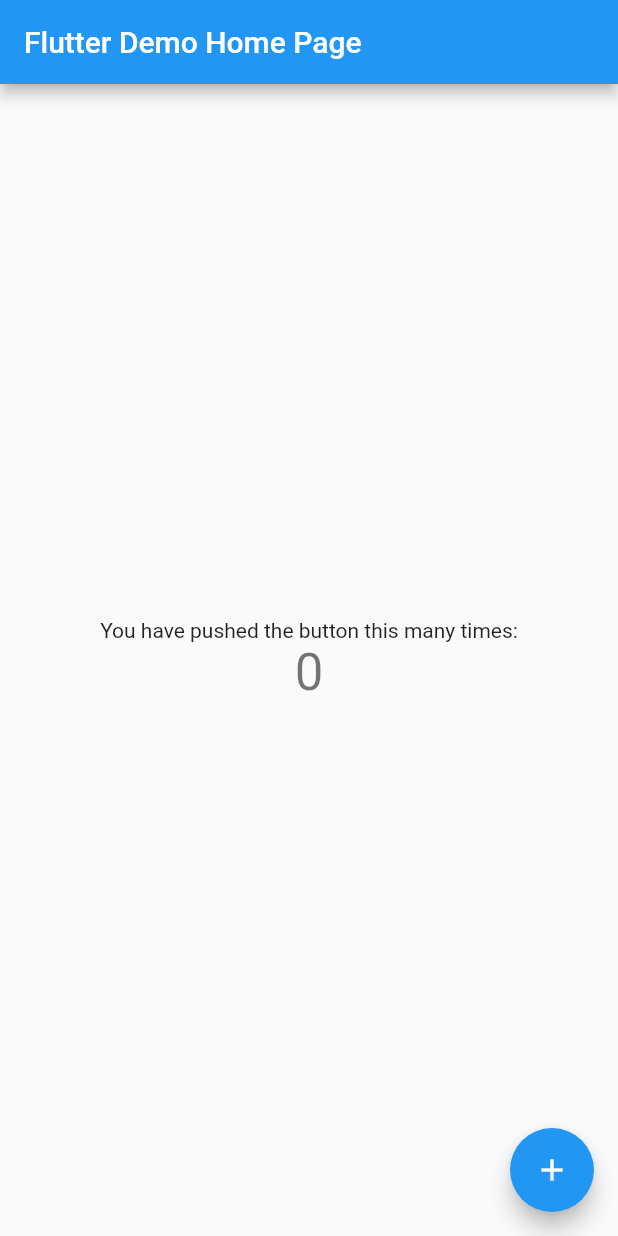
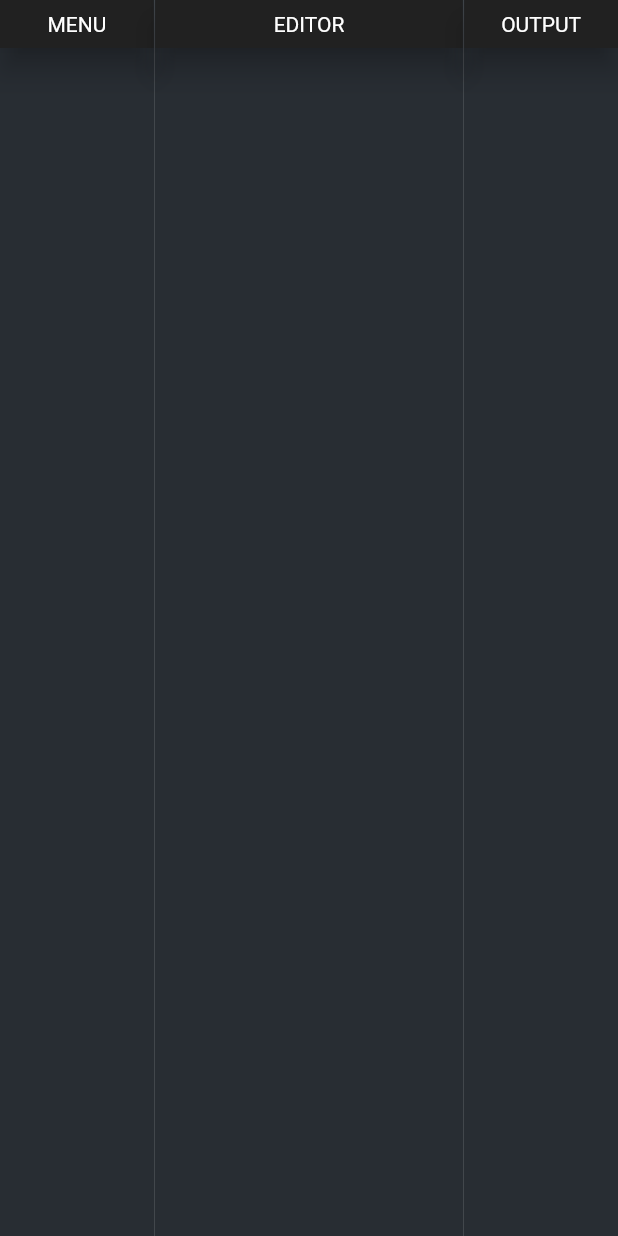
Before and after one commit to britannio/bare_bones_ide, a Flutter app: the screen it shows after launch, on a phone screen of 412 x 824 dp. Run offline on Flutter 3.47's test engine with Material 2 defaults, Android fonts, the phone set to English and light mode, and no system bars.

Commit message:
create menu, editor and output sections

```diff
--- /dev/null
+++ b/lib/bare_bones_ide.dart
@@ -0,0 +1,51 @@
+import 'package:bare_bones_ide/components/ide/editor.dart';
+import 'package:bare_bones_ide/components/ide/menu.dart';
+import 'package:bare_bones_ide/components/ide/output.dart';
+import 'package:flutter/material.dart';
+
+class BareBonesIDE extends StatelessWidget {
+  @override
+  Widget build(BuildContext context) {
+    return MaterialApp(
+      title: 'Bare Bones IDE',
+      theme: ThemeData(
+        primarySwatch: Colors.green,
+        backgroundColor: Color(0xFF282d33),
+        colorScheme: ColorScheme(
+          brightness: Brightness.dark,
+          background: Color(0xFF282d33),
+          onBackground: Colors.grey.shade300,
+          primary: Colors.blueGrey,
+          primaryVariant: Colors.blueGrey.shade700,
+          surface: Color(0xFF00020c),
+          onSurface: Colors.white,
+          onPrimary: Colors.white,
+          secondary: Color(0xFF50565c),
+          secondaryVariant: Color(0xFF282d33),
+          onSecondary: Colors.grey.shade300,
+          error: Colors.red,
+          onError: Colors.white,
+        ),
+      ),
+      home: Window(),
+    );
+  }
+}
+
+class Window extends StatelessWidget {
+  @override
+  Widget build(BuildContext context) {
+    return Material(
+      color: Color(0xFF282d33),
+      child: Row(
+        children: [
+          Expanded(flex: 1, child: Menu()),
+          VerticalDivider(width: 1),
+          Expanded(flex: 2, child: Editor()),
+          VerticalDivider(width: 1),
+          Expanded(flex: 1, child: Output()),
+        ],
+      ),
+    );
+  }
+}
--- /dev/null
+++ b/lib/components/ide/editor.dart
@@ -0,0 +1,16 @@
+import 'package:bare_bones_ide/components/toolbar.dart';
+import 'package:flutter/material.dart';
+
+class Editor extends StatelessWidget {
+  @override
+  Widget build(BuildContext context) {
+    return Column(
+      crossAxisAlignment: CrossAxisAlignment.stretch,
+      children: [
+        Toolbar(
+          child: Text('EDITOR', style: TextStyle(color: Colors.white)),
+        ),
+      ],
+    );
+  }
+}
--- /dev/null
+++ b/lib/components/ide/menu.dart
@@ -0,0 +1,16 @@
+import 'package:bare_bones_ide/components/toolbar.dart';
+import 'package:flutter/material.dart';
+
+class Menu extends StatelessWidget {
+  @override
+  Widget build(BuildContext context) {
+    return Column(
+      crossAxisAlignment: CrossAxisAlignment.stretch,
+      children: [
+        Toolbar(
+          child: Text('MENU', style: TextStyle(color: Colors.white)),
+        ),
+      ],
+    );
+  }
+}
--- /dev/null
+++ b/lib/components/ide/output.dart
@@ -0,0 +1,16 @@
+import 'package:bare_bones_ide/components/toolbar.dart';
+import 'package:flutter/material.dart';
+
+class Output extends StatelessWidget {
+  @override
+  Widget build(BuildContext context) {
+    return Column(
+      crossAxisAlignment: CrossAxisAlignment.stretch,
+      children: [
+        Toolbar(
+          child: Text('OUTPUT', style: TextStyle(color: Colors.white)),
+        ),
+      ],
+    );
+  }
+}
--- /dev/null
+++ b/lib/components/toolbar.dart
@@ -0,0 +1,19 @@
+import 'package:flutter/material.dart';
+
+class Toolbar extends StatelessWidget {
+  const Toolbar({Key key, @required this.child}) : super(key: key);
+  final Widget child;
+
+  @override
+  Widget build(BuildContext context) {
+    return Material(
+      color: Theme.of(context).primaryColor,
+      child: Container(
+        alignment: Alignment.center,
+        padding: EdgeInsets.symmetric(vertical: 8),
+        child: child,
+      ),
+      elevation: 8,
+    );
+  }
+}
--- a/lib/main.dart
+++ b/lib/main.dart
@@ -1,113 +1,6 @@
+import 'package:bare_bones_ide/bare_bones_ide.dart';
 import 'package:flutter/material.dart';
 
 void main() {
-  runApp(MyApp());
+  runApp(BareBonesIDE());
 }
-
-class MyApp extends StatelessWidget {
-  // This widget is the root of your application.
-  @override
-  Widget build(BuildContext context) {
-    return MaterialApp(
-      title: 'Flutter Demo',
-      theme: ThemeData(
-        // This is the theme of your application.
-        //
-        // Try running your application with "flutter run". You'll see the
-        // application has a blue toolbar. Then, without quitting the app, try
-        // changing the primarySwatch below to Colors.green and then invoke
-        // "hot reload" (press "r" in the console where you ran "flutter run",
-        // or simply save your changes to "hot reload" in a Flutter IDE).
-        // Notice that the counter didn't reset back to zero; the application
-        // is not restarted.
-        primarySwatch: Colors.blue,
-      ),
-      home: MyHomePage(title: 'Flutter Demo Home Page'),
-    );
-  }
-}
-
-class MyHomePage extends StatefulWidget {
-  MyHomePage({Key key, this.title}) : super(key: key);
-
-  // This widget is the home page of your application. It is stateful, meaning
-  // that it has a State object (defined below) that contains fields that affect
-  // how it looks.
-
-  // This class is the configuration for the state. It holds the values (in this
-  // case the title) provided by the parent (in this case the App widget) and
-  // used by the build method of the State. Fields in a Widget subclass are
-  // always marked "final".
-
-  final String title;
-
-  @override
-  _MyHomePageState createState() => _MyHomePageState();
-}
-
-class _MyHomePageState extends State<MyHomePage> {
-  int _counter = 0;
-
-  void _incrementCounter() {
-    setState(() {
-      // This call to setState tells the Flutter framework that something has
-      // changed in this State, which causes it to rerun the build method below
-      // so that the display can reflect the updated values. If we changed
-      // _counter without calling setState(), then the build method would not be
-      // called again, and so nothing would appear to happen.
-      _counter++;
-    });
-  }
-
-  @override
-  Widget build(BuildContext context) {
-    // This method is rerun every time setState is called, for instance as done
-    // by the _incrementCounter method above.
-    //
-    // The Flutter framework has been optimized to make rerunning build methods
-    // fast, so that you can just rebuild anything that needs updating rather
-    // than having to individually change instances of widgets.
-    return Scaffold(
-      appBar: AppBar(
-        // Here we take the value from the MyHomePage object that was created by
-        // the App.build method, and use it to set our appbar title.
-        title: Text(widget.title),
-      ),
-      body: Center(
-        // Center is a layout widget. It takes a single child and positions it
-        // in the middle of the parent.
-        child: Column(
-          // Column is also a layout widget. It takes a list of children and
-          // arranges them vertically. By default, it sizes itself to fit its
-          // children horizontally, and tries to be as tall as its parent.
-          //
-          // Invoke "debug painting" (press "p" in the console, choose the
-          // "Toggle Debug Paint" action from the Flutter Inspector in Android
-          // Studio, or the "Toggle Debug Paint" command in Visual Studio Code)
-          // to see the wireframe for each widget.
-          //
-          // Column has various properties to control how it sizes itself and
-          // how it positions its children. Here we use mainAxisAlignment to
-          // center the children vertically; the main axis here is the vertical
-          // axis because Columns are vertical (the cross axis would be
-          // horizontal).
-          mainAxisAlignment: MainAxisAlignment.center,
-          children: <Widget>[
-            Text(
-              'You have pushed the button this many times:',
-            ),
-            Text(
-              '$_counter',
-              style: Theme.of(context).textTheme.headline4,
-            ),
-          ],
-        ),
-      ),
-      floatingActionButton: FloatingActionButton(
-        onPressed: _incrementCounter,
-        tooltip: 'Increment',
-        child: Icon(Icons.add),
-      ), // This trailing comma makes auto-formatting nicer for build methods.
-    );
-  }
-}
```
Also changed, not shown: 1 other file.
